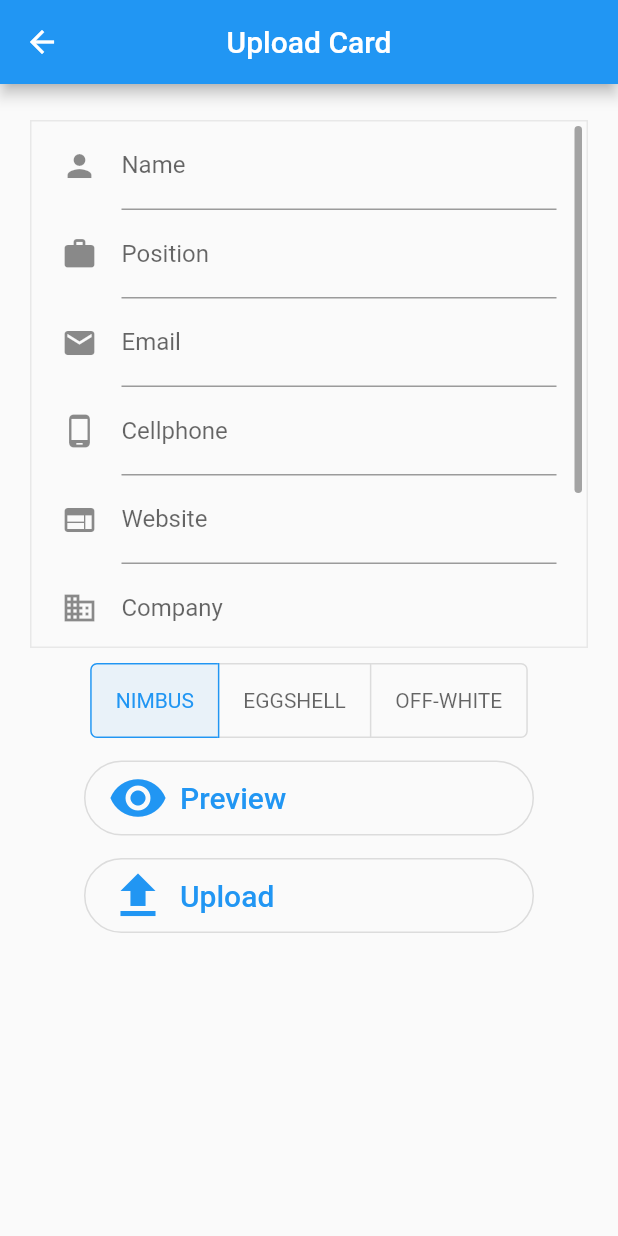
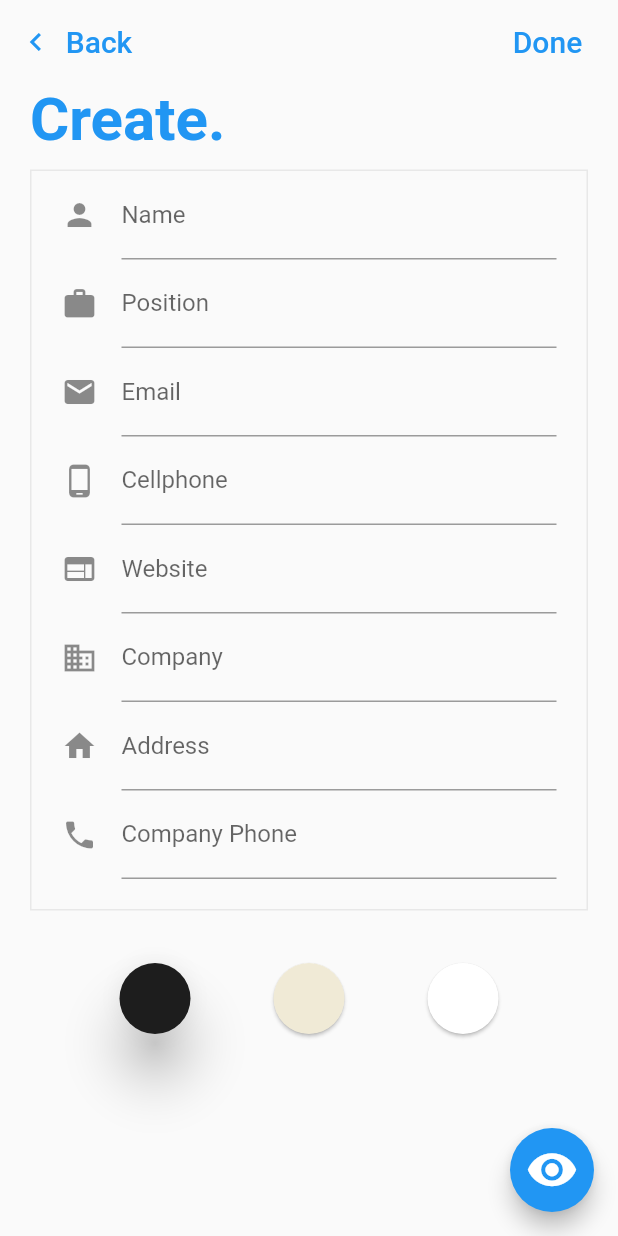
Before and after one commit to ElPlaso/Cardon, a Flutter app: the AddCard screen opened directly, on a phone screen of 412 x 824 dp. Run offline on Flutter 3.47's test engine with Material 2 defaults, Android fonts, the phone set to English and light mode, and no system bars; our stand-ins replace auto_size_text, carousel_slider, cloud_firestore, firebase_auth, firebase_core, flutter_dotenv and 4 more; missing offline and left inert: clickable_list_wheel_view, mobile_scanner, widgets_to_image; accounts and stored records are empty.

Commit message:
create_page: update button styles and placement.

```diff
--- a/lib/pages/add_card.dart
+++ b/lib/pages/add_card.dart
@@ -7,7 +7,6 @@ import 'package:cardonapp/data/business_card.dart';
 import 'package:cardonapp/providers/cardcreator_provider.dart';
 import 'package:cardonapp/providers/query_provider.dart';
 import '../widgets/card_view.dart';
-import '../widgets/logo_button.dart';
 import '../widgets/theme_toggle.dart';
 import '../widgets/card_form.dart';
 
@@ -16,45 +15,80 @@ import '../widgets/card_form.dart';
 class AddCard extends StatelessWidget {
   const AddCard({super.key});
   @override
-  Widget build(BuildContext context) => Scaffold(
+  Widget build(BuildContext context) => SafeArea(
+        child: Scaffold(
           appBar: AppBar(
-          title: const Text('Upload Card'),
-          centerTitle: true,
+            scrolledUnderElevation: 5,
+            elevation: 0,
+            backgroundColor: Colors.grey[50],
+            leading: Padding(
+              padding: const EdgeInsets.only(top: 8, bottom: 8),
+              child: TextButton.icon(
+                style: ButtonStyle(
+                  overlayColor: MaterialStateProperty.all(Colors.transparent),
                 ),
-        body: Center(
-          child: SizedBox(
-            height: 1000,
-            child: SingleChildScrollView(
-              child: Column(
-                mainAxisAlignment: MainAxisAlignment.center,
-                children: <Widget>[
-                  const SizedBox(height: 24),
-                  CardForm(
-                      card: BusinessCard(id: '', name: '', theme: 'nimbus')),
-                  const ThemeToggle(),
-
-                  /// * used as a style choice to display the icon to the right.
-                  LogoButton(
-                    text: 'Preview',
-                    onClicked: () => previewCard(context),
-                    icon: const Icon(Icons.remove_red_eye, size: 40),
+                icon: const Icon(
+                  Icons.chevron_left,
                 ),
-
-                  /// * Sends a upload query to the data base
-                  /// *
-                  LogoButton(
-                    text: 'Upload',
-                    onClicked: () => uploadCard(context),
-                    icon: const Icon(Icons.upload, size: 40),
+                label: const Text("Back", style: TextStyle(fontSize: 20)),
+                onPressed: () {
+                  Navigator.pop(context);
+                },
+              ),
+            ),
+            leadingWidth: 100,
+            foregroundColor: Theme.of(context).colorScheme.primary,
+            actions: [
+              Padding(
+                padding: const EdgeInsets.only(top: 8, bottom: 8, right: 15),
+                child: TextButton(
+                  onPressed: () => {_uploadCard(context)},
+                  child: const Text("Done", style: TextStyle(fontSize: 20)),
+                ),
               ),
             ],
           ),
+          body: SingleChildScrollView(
+            physics: const BouncingScrollPhysics(),
+            child: Column(
+              mainAxisAlignment: MainAxisAlignment.start,
+              children: <Widget>[
+                Padding(
+                  padding:
+                      const EdgeInsets.only(left: 20, right: 20, bottom: 10),
+                  child: Row(
+                      mainAxisAlignment: MainAxisAlignment.spaceBetween,
+                      crossAxisAlignment: CrossAxisAlignment.start,
+                      children: [
+                        Text(
+                          "Create.",
+                          style: TextStyle(
+                              color: Theme.of(context).colorScheme.primary,
+                              fontSize: 40,
+                              fontWeight: FontWeight.bold),
+                        ),
+                      ]),
+                ),
+                CardForm(card: BusinessCard(id: '', name: '', theme: 'nimbus')),
+                const Padding(
+                    padding: EdgeInsets.all(25), child: ThemeToggle()),
+              ],
+            ),
+          ),
+          floatingActionButton: FloatingActionButton(
+            // Floating action button on Scaffold.
+            onPressed: () {
+              _previewCard(context);
+            },
+            child: const Icon(
+              Icons.remove_red_eye,
+              size: 35,
             ),
           ),
         ),
       );
 
-  void previewCard(context) {
+  void _previewCard(context) {
     showModalBottomSheet(
       // * Displays preview of business card
       context: context,
@@ -65,10 +99,12 @@ class AddCard extends StatelessWidget {
       ),
       builder: (context) => CardView(
         // * Create the mock BusinessCard from the providers
-            card: context.read<CardCreator>().getBusinessCard("preview")));
+        card: context.read<CardCreator>().getBusinessCard("preview"),
+      ),
+    );
   }
 
-  void uploadCard(BuildContext context) async {
+  void _uploadCard(BuildContext context) async {
     WidgetsFlutterBinding.ensureInitialized();
     // * Increment the ID
     // * get the current id of the users' card
--- a/lib/widgets/card_form.dart
+++ b/lib/widgets/card_form.dart
@@ -48,7 +48,6 @@ class CardFormState extends State<CardForm> {
       child: Form(
         key: _formKey,
         child: SizedBox(
-          height: 350,
           child: CupertinoScrollbar(
             controller: controller,
             thumbVisibility: true,
--- a/lib/widgets/card_view.dart
+++ b/lib/widgets/card_view.dart
@@ -16,10 +16,10 @@ class CardView extends StatelessWidget {
         foreground: const Color.fromARGB(255, 200, 200, 200)),
     'eggshell': ThemeCard(
         background: const Color.fromARGB(255, 240, 234, 214),
-        foreground: Color.fromARGB(255, 0, 0, 0)),
+        foreground: const Color.fromARGB(255, 0, 0, 0)),
     'off-white': ThemeCard(
         background: Color.fromARGB(255, 255, 255, 255),
-        foreground: Color.fromARGB(255, 0, 0, 0)),
+        foreground: const Color.fromARGB(255, 0, 0, 0)),
   };
 
   const CardView({Key? key, required this.card, this.fit = BoxFit.contain})
--- a/lib/widgets/theme_toggle.dart
+++ b/lib/widgets/theme_toggle.dart
@@ -18,6 +18,11 @@ class ThemeToggle extends StatefulWidget {
 
 class ThemeToggleState extends State<ThemeToggle> {
   final isSelected = <bool>[false, false, false];
+  final colors = [
+    const Color.fromARGB(255, 29, 29, 29),
+    const Color.fromARGB(255, 240, 234, 214),
+    const Color.fromARGB(255, 255, 255, 255)
+  ];
 
   @override
   Widget build(BuildContext context) {
@@ -40,17 +45,20 @@ class ThemeToggleState extends State<ThemeToggle> {
         }
     }
 
-    return ToggleButtons(
-      color: Colors.black.withOpacity(0.60),
-      selectedColor: Colors.blue,
-      selectedBorderColor: Colors.blue,
-      fillColor: Colors.blue.withOpacity(0.08),
-      splashColor: Colors.blue.withOpacity(0.12),
-      hoverColor: Colors.blue.withOpacity(0.04),
-      borderRadius: BorderRadius.circular(4.0),
-      isSelected: isSelected,
-      highlightColor: Colors.transparent,
-      onPressed: (int index) {
+    return Ink(
+      width: 300,
+      height: 50,
+      child: GridView.count(
+        physics: const NeverScrollableScrollPhysics(),
+        primary: true,
+        crossAxisCount: 3, //set the number of buttons in a row
+        crossAxisSpacing: 8, //set the spacing between the buttons
+        childAspectRatio: 2, //set the width-to-height ratio of the button,
+        children: List.generate(
+          isSelected.length,
+          (index) {
+            return ElevatedButton(
+              onPressed: () {
                 setState(() {
                   for (int i = 0; i < isSelected.length; i++) {
                     isSelected[i] = i == index;
@@ -73,20 +81,16 @@ class ThemeToggleState extends State<ThemeToggle> {
                     }
                 }
               },
-      children: const [
-        Padding(
-          padding: EdgeInsets.symmetric(horizontal: 16.0),
-          child: Text('NIMBUS'),
+              style: ElevatedButton.styleFrom(
+                shape: const CircleBorder(),
+                backgroundColor: colors[index],
+                elevation: isSelected[index] ? 15 : 1,
               ),
-        Padding(
-          padding: EdgeInsets.symmetric(horizontal: 16.0),
-          child: Text('EGGSHELL'),
+              child: null,
+            );
+          },
         ),
-        Padding(
-          padding: EdgeInsets.symmetric(horizontal: 16.0),
-          child: Text('OFF-WHITE'),
       ),
-      ],
     );
   }
 }
```
Lines whose indentation alone changed are shown as unchanged.
